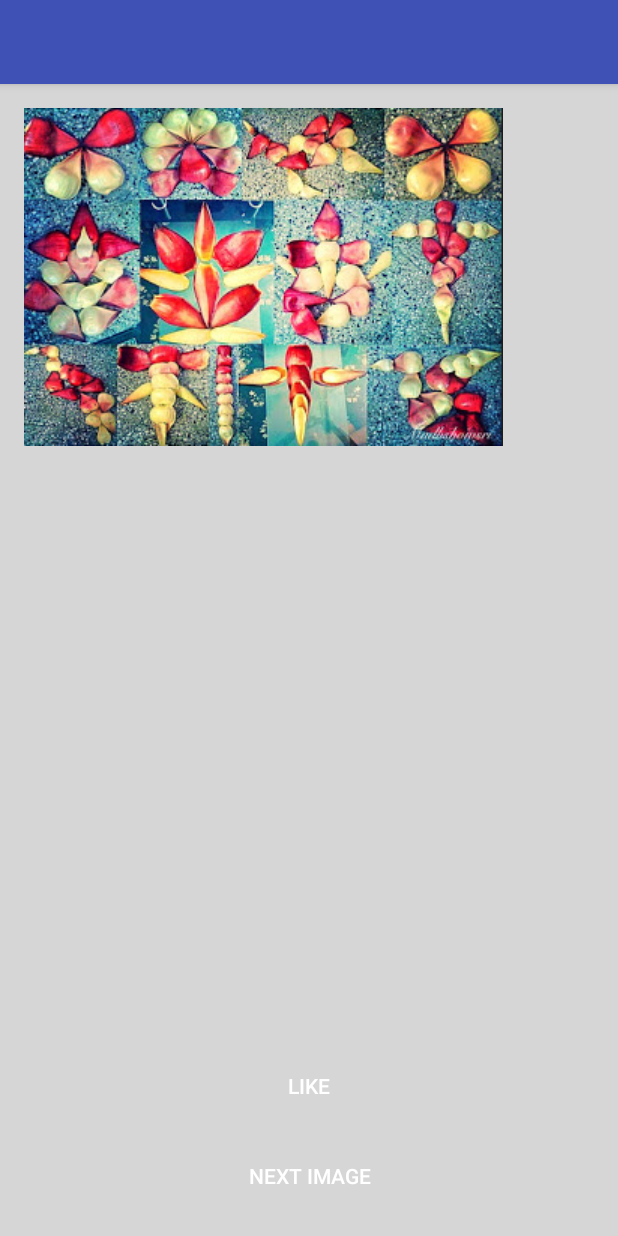
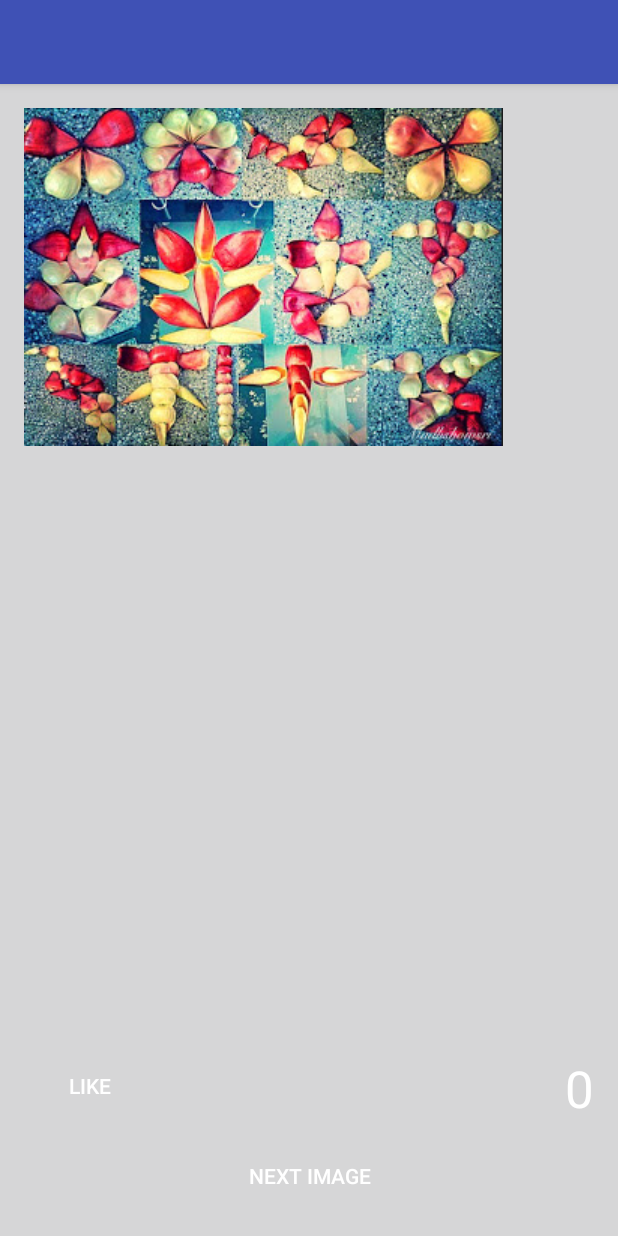
Before and after one commit to Showndarya/Paintings, an Android app: the Craft screen opened directly, with no data from a screen before it, on a phone screen of 412 x 824 dp. Run offline under Robolectric (Android 15) with nearby library versions, the light colour scheme and no system bars; our stand-ins replace Firebase (no records; nobody signed in at launch, a user with empty details on screens opened directly); 1 statement that could not run was skipped.

Commit message:
Added likes display

```diff
--- a/app/src/main/java/com/example/mushu/testintents/Craft.java
+++ b/app/src/main/java/com/example/mushu/testintents/Craft.java
@@ -9,6 +9,7 @@ import android.widget.Button;
 import android.widget.ImageSwitcher;
 import android.widget.ImageView;
 import android.widget.RelativeLayout;
+import android.widget.TextView;
 import android.widget.ViewSwitcher;
 
 import com.google.firebase.database.DataSnapshot;
@@ -22,9 +23,29 @@ public class Craft extends AppCompatActivity {
     private Integer images[] = {R.drawable.c1, R.drawable.c2, R.drawable.c3};
     private int currImage = 0;
     Button like;
+    TextView likeText;
     AnimationDrawable animationDrawable;
     RelativeLayout relativeLayout;
     DatabaseReference databaseLikes;
+
+    @Override
+    protected void onStart() {
+        super.onStart();
+        final String id = Integer.toString(currImage);
+        databaseLikes.child(id).addListenerForSingleValueEvent(new ValueEventListener() {
+            @Override
+            public void onDataChange(DataSnapshot dataSnapshot) {
+                Likes l = dataSnapshot.getValue(Likes.class);
+                int cnt = l.getLikes();
+                String lc = Integer.toString(cnt);
+                likeText.setText(lc);
+            }
+            @Override
+            public void onCancelled(DatabaseError databaseError) {
+
+            }
+        });
+    }
 
         @Override
         protected void onCreate(Bundle savedInstanceState) {
@@ -36,7 +57,7 @@ public class Craft extends AppCompatActivity {
             animationDrawable.setEnterFadeDuration(5000);
             animationDrawable.setExitFadeDuration(2000);
             like = (Button) findViewById(R.id.like);
-
+            likeText = (TextView) findViewById(R.id.likeText);
             initializeImageSwitcher();
             setInitialImage();
             setImageRotateListener();
@@ -59,6 +80,8 @@ public class Craft extends AppCompatActivity {
                         cnt = cnt + 1;
                         Likes likecnt = new Likes(cnt);
                         databaseLikes.child(id).setValue(likecnt);
+                        String lc = Integer.toString(cnt);
+                        likeText.setText(lc);
                     }
                     @Override
                     public void onCancelled(DatabaseError databaseError) {
@@ -93,6 +116,21 @@ public class Craft extends AppCompatActivity {
                     if (currImage == 3) {
                         currImage = 0;
                     }
+                    final String id = Integer.toString(currImage);
+                    databaseLikes.child(id).addListenerForSingleValueEvent(new ValueEventListener() {
+                        @Override
+                        public void onDataChange(DataSnapshot dataSnapshot) {
+                            Likes l = dataSnapshot.getValue(Likes.class);
+                            int cnt = l.getLikes();
+                            String lc = Integer.toString(cnt);
+                            likeText.setText(lc);
+                        }
+
+                        @Override
+                        public void onCancelled(DatabaseError databaseError) {
+
+                        }
+                    });
                     setCurrentImage();
                 }
             });
--- a/app/src/main/res/layout/content_craft.xml
+++ b/app/src/main/res/layout/content_craft.xml
@@ -34,13 +34,22 @@
 
     <Button
         android:text="Like"
-        android:layout_width="match_parent"
+        android:layout_width="wrap_content"
         android:layout_height="wrap_content"
         android:id="@+id/like"
         android:layout_above="@+id/btnRotateImage"
-        android:layout_centerHorizontal="true"
         android:layout_marginBottom="12dp"
         android:background="@android:color/transparent"
         android:textColor="@android:color/white" />
 
+    <TextView
+        android:layout_width="wrap_content"
+        android:layout_height="wrap_content"
+        android:layout_alignBottom="@+id/like"
+        android:layout_alignParentRight="true"
+        android:layout_alignParentEnd="true"
+        android:id="@+id/likeText"
+        android:textAppearance="@style/TextAppearance.AppCompat.Display1"
+        android:textColor="@android:color/white" />
+
 </RelativeLayout>
```
Also changed, not shown: app/src/main/java/com/example/mushu/testintents/Abst.java (+41 -2 lines), app/src/main/java/com/example/mushu/testintents/Divine.java (+39 -0 lines), app/src/main/java/com/example/mushu/testintents/Nature.java (+38 -0 lines), app/src/main/java/com/example/mushu/testintents/Potrait.java (+38 -1 lines), app/src/main/res/layout/activity_abst.xml (+12 -2 lines), app/src/main/res/layout/activity_divine.xml (+11 -2 lines), app/src/main/res/layout/activity_main.xml (+2 -6 lines), app/src/main/res/layout/activity_nature.xml (+11 -2 lines), app/src/main/res/layout/activity_potrait.xml (+11 -2 lines).
